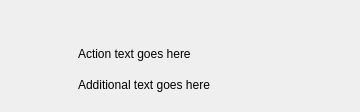
Old version of the form src/Authoring/Studio/Palettes/Progress/ProgressDlg.ui in the repository flyhex/qt3dstudio.
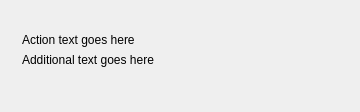
New version of the form. Icons and pictures are not drawn.

Commit message:
Only show file name without path in progress dialogs
Also changed the progress dialog to expand horizontally incase a long
file name is given.

Task-number: QT3DS-2509

The edit to the form file:
```diff
--- a/src/Authoring/Studio/Palettes/Progress/ProgressDlg.ui
+++ b/src/Authoring/Studio/Palettes/Progress/ProgressDlg.ui
@@ -10,40 +10,44 @@
     <height>112</height>
    </rect>
   </property>
+  <property name="sizePolicy">
+   <sizepolicy hsizetype="Expanding" vsizetype="Preferred">
+    <horstretch>0</horstretch>
+    <verstretch>0</verstretch>
+   </sizepolicy>
+  </property>
   <property name="windowTitle">
    <string>Sub-presentations</string>
   </property>
+  <layout class="QVBoxLayout" name="verticalLayout_2">
+   <property name="leftMargin">
+    <number>0</number>
+   </property>
+   <property name="topMargin">
+    <number>0</number>
+   </property>
+   <property name="rightMargin">
+    <number>0</number>
+   </property>
+   <property name="bottomMargin">
+    <number>0</number>
+   </property>
+   <item>
   <widget class="QWidget" name="backgroundWidget" native="true">
-    <property name="geometry">
-      <rect>
-        <x>0</x>
-        <y>0</y>
-        <width>360</width>
-        <height>112</height>
-      </rect>
-    </property>
-  </widget>
-  <widget class="QLabel" name="progressActionText">
-   <property name="geometry">
-    <rect>
-     <x>78</x>
-     <y>43</y>
-     <width>280</width>
-     <height>21</height>
-    </rect>
-   </property>
-   <property name="text">
-    <string>Action text goes here</string>
-   </property>
-  </widget>
+     <property name="sizePolicy">
+      <sizepolicy hsizetype="Expanding" vsizetype="Preferred">
+       <horstretch>0</horstretch>
+       <verstretch>0</verstretch>
+      </sizepolicy>
+     </property>
+     <layout class="QHBoxLayout" name="horizontalLayout">
+      <item>
   <widget class="QLabel" name="progressIcon">
-   <property name="geometry">
-    <rect>
-     <x>18</x>
-     <y>35</y>
-     <width>42</width>
-     <height>42</height>
-    </rect>
+        <property name="sizePolicy">
+         <sizepolicy hsizetype="Fixed" vsizetype="Preferred">
+          <horstretch>0</horstretch>
+          <verstretch>0</verstretch>
+         </sizepolicy>
    </property>
    <property name="text">
     <string/>
@@ -55,19 +59,70 @@
     <set>Qt::AlignJustify|Qt::AlignVCenter</set>
    </property>
   </widget>
+      </item>
+      <item>
+       <layout class="QVBoxLayout" name="verticalLayout">
+        <item>
+         <spacer name="verticalSpacer">
+          <property name="orientation">
+           <enum>Qt::Vertical</enum>
+          </property>
+          <property name="sizeType">
+           <enum>QSizePolicy::Fixed</enum>
+          </property>
+          <property name="sizeHint" stdset="0">
+           <size>
+            <width>20</width>
+            <height>24</height>
+           </size>
+          </property>
+         </spacer>
+        </item>
+        <item>
+         <widget class="QLabel" name="progressActionText">
+          <property name="sizePolicy">
+           <sizepolicy hsizetype="Expanding" vsizetype="Preferred">
+            <horstretch>0</horstretch>
+            <verstretch>0</verstretch>
+           </sizepolicy>
+          </property>
+          <property name="text">
+           <string>Action text goes here</string>
+          </property>
+         </widget>
+        </item>
+        <item>
   <widget class="QLabel" name="progressAdditionalText">
-   <property name="geometry">
-    <rect>
-     <x>78</x>
-     <y>65</y>
-     <width>280</width>
-     <height>40</height>
-    </rect>
+          <property name="sizePolicy">
+           <sizepolicy hsizetype="Expanding" vsizetype="Preferred">
+            <horstretch>0</horstretch>
+            <verstretch>0</verstretch>
+           </sizepolicy>
    </property>
    <property name="text">
     <string>Additional text goes here</string>
    </property>
   </widget>
+        </item>
+        <item>
+         <spacer name="verticalSpacer_2">
+          <property name="orientation">
+           <enum>Qt::Vertical</enum>
+          </property>
+          <property name="sizeHint" stdset="0">
+           <size>
+            <width>20</width>
+            <height>30</height>
+           </size>
+          </property>
+         </spacer>
+        </item>
+       </layout>
+      </item>
+     </layout>
+    </widget>
+   </item>
+  </layout>
  </widget>
  <resources>
   <include location="../../images.qrc"/>
```
Lines whose indentation alone changed are shown as unchanged. The commit also changes 2 other files.
